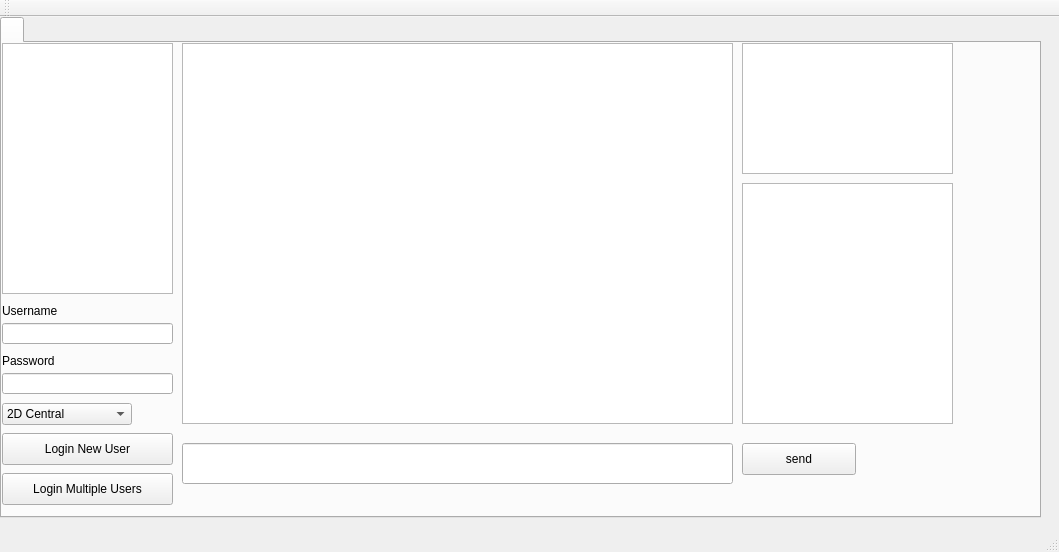
Before: the Qt Designer form mainwindow.ui in Arus12316/sabotv2, drawn with Qt 5.
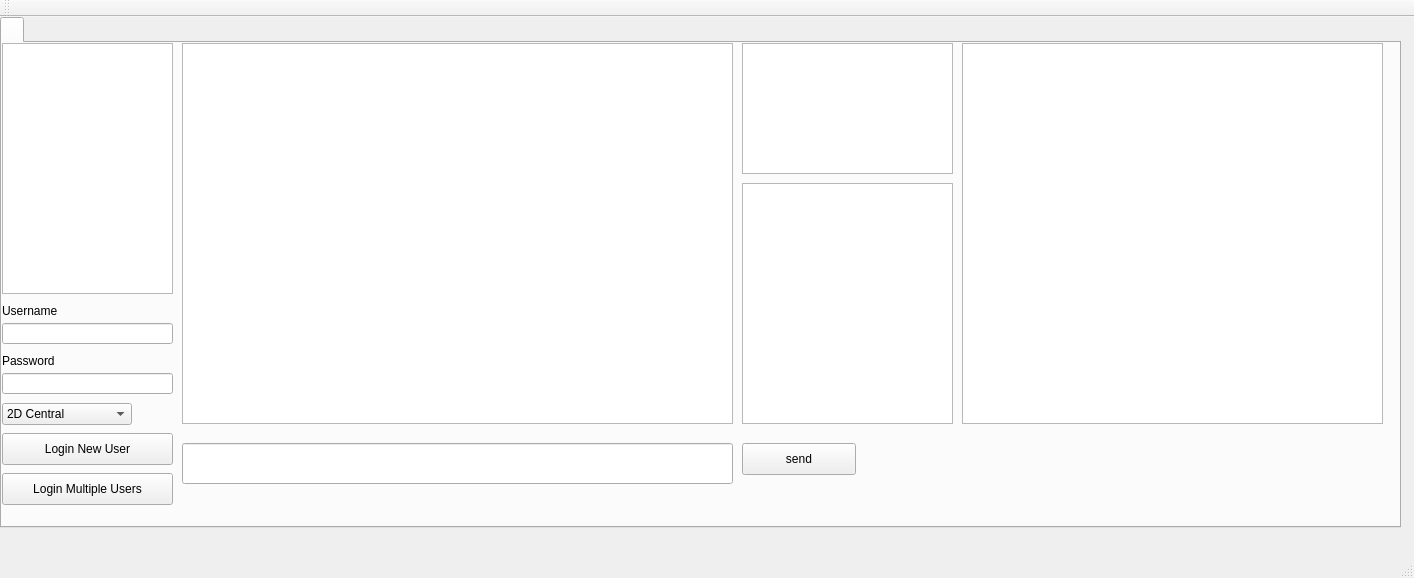
After: the same form once the commit is applied.

Commit message: Improved on color processing and added a 'misc view' to show things like connects/disconnects.

Patch:
```diff
--- a/mainwindow.ui
+++ b/mainwindow.ui
@@ -6,8 +6,8 @@
    <rect>
     <x>0</x>
     <y>0</y>
-    <width>1059</width>
-    <height>552</height>
+    <width>1414</width>
+    <height>578</height>
    </rect>
   </property>
   <property name="windowTitle">
@@ -19,8 +19,8 @@
      <rect>
       <x>0</x>
       <y>0</y>
-      <width>1041</width>
-      <height>501</height>
+      <width>1401</width>
+      <height>511</height>
      </rect>
     </property>
     <property name="currentIndex">
@@ -252,6 +252,16 @@
        <string>Login Multiple Users</string>
       </property>
      </widget>
+     <widget class="QListWidget" name="miscView">
+      <property name="geometry">
+       <rect>
+        <x>960</x>
+        <y>0</y>
+        <width>421</width>
+        <height>381</height>
+       </rect>
+      </property>
+     </widget>
     </widget>
    </widget>
   </widget>
```
Left out of the diff: 2 changed lines with no effect on the pictures. The commit also changes 6 other files.
